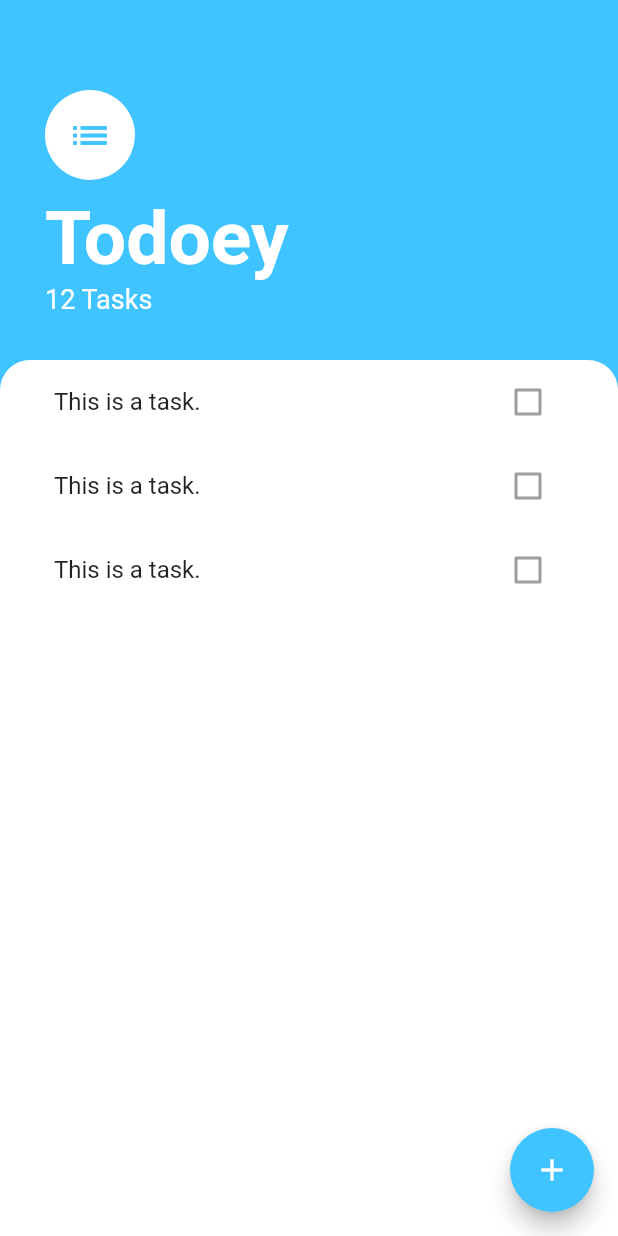
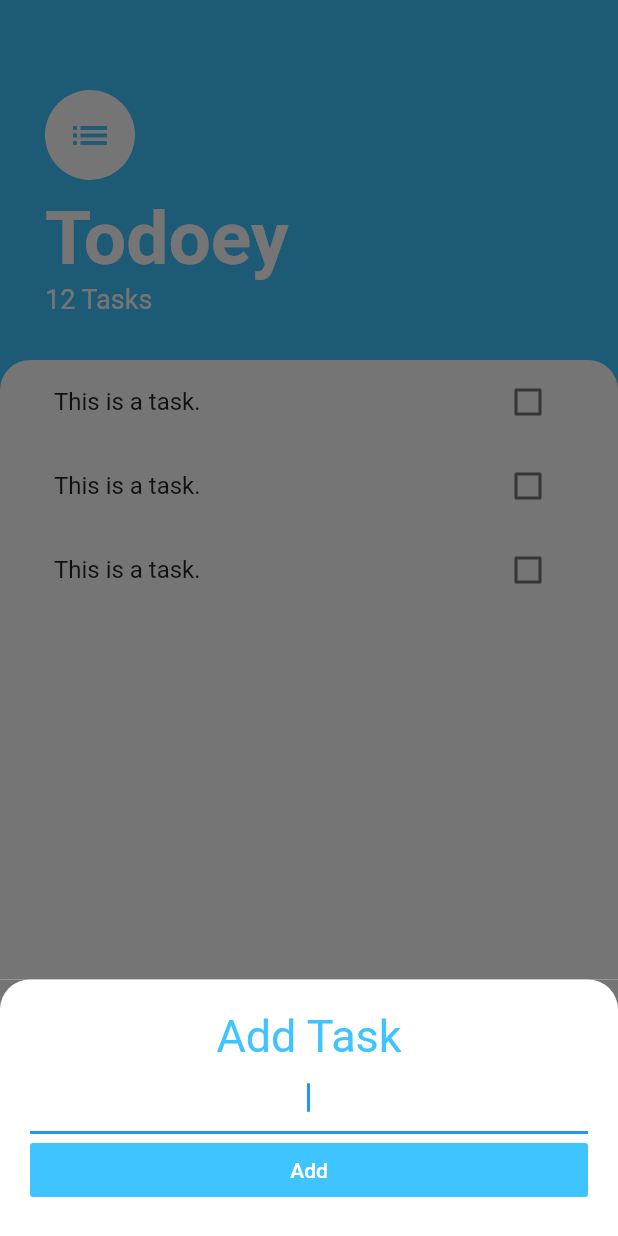
Before and after one commit to rxsh96/todoye-flutter, a Flutter app: the screen it shows after launch, after a tap on the "add" icon, on a phone screen of 412 x 824 dp. Run offline on Flutter 3.47's test engine with Material 2 defaults, Android fonts, the phone set to English and light mode, and no system bars.

Commit message:
task modal added

```diff
--- /dev/null
+++ b/lib/screens/add_task_screen.dart
@@ -0,0 +1,51 @@
+import 'package:flutter/material.dart';
+
+class AddTaskScreen extends StatelessWidget {
+  @override
+  Widget build(BuildContext context) {
+    return Container(
+      color: Color(0xFF757575),
+      child: Container(
+        padding: EdgeInsets.all(20.0,),
+        decoration: BoxDecoration(
+          color: Colors.white,
+          borderRadius: BorderRadius.only(
+            topLeft: Radius.circular(
+              20.0,
+            ),
+            topRight: Radius.circular(
+              20.0,
+            ),
+          ),
+        ),
+        child: Column(
+          crossAxisAlignment: CrossAxisAlignment.stretch,
+          children: <Widget>[
+            Text(
+              'Add Task',
+              textAlign: TextAlign.center,
+              style: TextStyle(
+                fontSize: 30.0,
+                color: Colors.lightBlueAccent,
+              ),
+            ),
+            TextField(
+              autofocus: true,
+              textAlign: TextAlign.center,
+            ),
+            FlatButton(
+              child: Text(
+                'Add',
+                style: TextStyle(
+                  color: Colors.white,
+                ),
+              ),
+              color: Colors.lightBlueAccent,
+              onPressed: () {},
+            ),
+          ],
+        ),
+      ),
+    );
+  }
+}
--- a/lib/screens/tasks_screen.dart
+++ b/lib/screens/tasks_screen.dart
@@ -1,4 +1,5 @@
 import 'package:flutter/material.dart';
+import 'package:todoey_flutter/screens/add_task_screen.dart';
 import 'package:todoey_flutter/widgets/tasks_list.dart';
 
 class TasksScreen extends StatelessWidget {
@@ -7,8 +8,19 @@ class TasksScreen extends StatelessWidget {
     return Scaffold(
       backgroundColor: Colors.lightBlueAccent,
       floatingActionButton: FloatingActionButton(
-        onPressed: (){
-
+        onPressed: () {
+          showModalBottomSheet(
+            context: context,
+            isScrollControlled: true,
+            builder: (BuildContext context) => SingleChildScrollView(
+              child: Container(
+                padding: EdgeInsets.only(
+                  bottom: MediaQuery.of(context).viewInsets.bottom,
+                ),
+                child: AddTaskScreen(),
+              ),
+            ),
+          );
         },
         backgroundColor: Colors.lightBlueAccent,
         child: Icon(Icons.add),
--- a/lib/widgets/task_tile.dart
+++ b/lib/widgets/task_tile.dart
@@ -7,6 +7,9 @@ class TaskTile extends StatelessWidget {
       title: Text('This is a task.'),
       trailing: Checkbox(
         value: false,
+        onChanged: (value){
+
+        },
       ),
     );
   }
```
